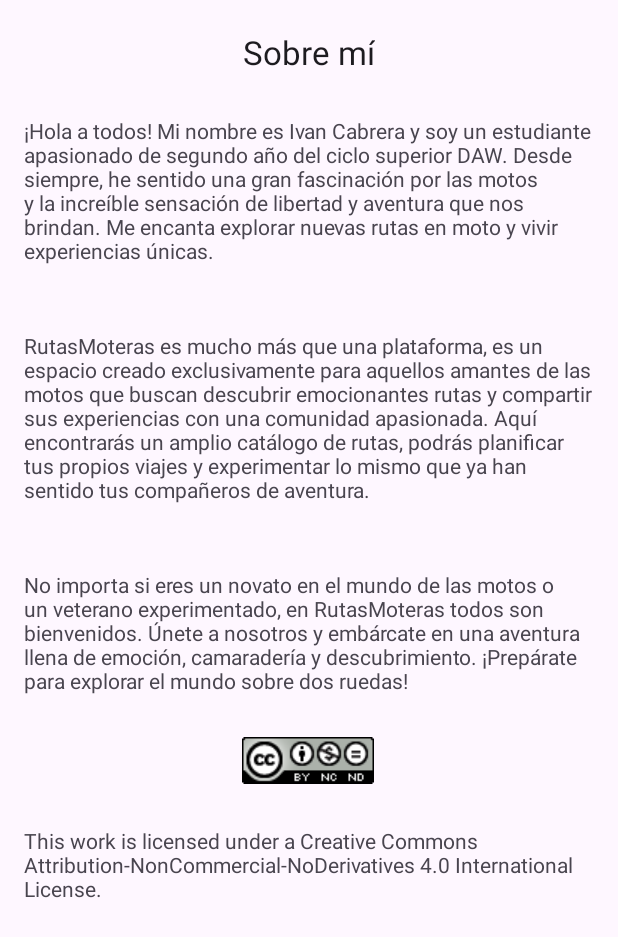
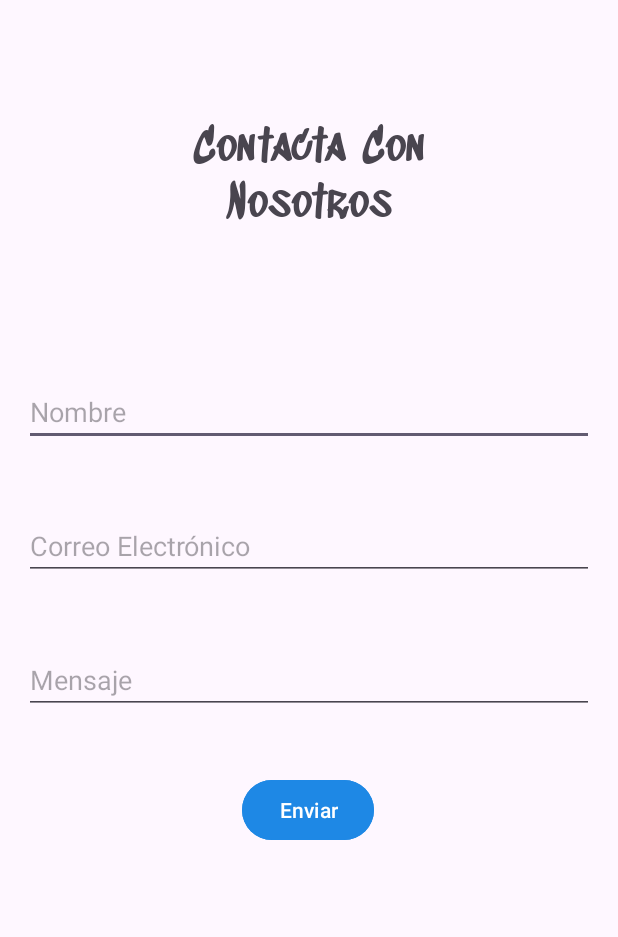
Before and after one commit to Theivan03/RutasMoterasApp, an Android app: the User screen opened directly, with no data from a screen before it, in the options menu, after a tap on "Contacta Con Nosotros", on a phone screen of 412 x 824 dp. Shown: the top 937 px of the screen. Run offline under Robolectric (Android 15) with nearby library versions, the phone set to English and light mode, and no system bars; pictures from the network do not load.

Commit message:
Pantalla de contacta con nosotros para usuarios y no usuarios

```diff
--- a/RutasMoterasApp/app/src/main/AndroidManifest.xml
+++ b/RutasMoterasApp/app/src/main/AndroidManifest.xml
@@ -15,6 +15,12 @@
         android:theme="@style/Theme.RutasMoterasApp"
         android:usesCleartextTraffic="true"
         tools:targetApi="31">
+        <activity
+            android:name=".ContactWithUsUsers"
+            android:exported="false" />
+        <activity
+            android:name=".ContactWithUs"
+            android:exported="false" />
         <activity
             android:name=".DetalleRuta2"
             android:exported="false" />
--- /dev/null
+++ b/RutasMoterasApp/app/src/main/java/com/RutasMoteras/rutasmoterasapp/ContactWithUs.java
@@ -0,0 +1,37 @@
+package com.RutasMoteras.rutasmoterasapp;
+
+import androidx.appcompat.app.AppCompatActivity;
+
+import android.os.Bundle;
+import android.view.View;
+import android.widget.Button;
+import android.widget.EditText;
+import android.widget.Toast;
+
+public class ContactWithUs extends AppCompatActivity {
+
+    @Override
+    protected void onCreate(Bundle savedInstanceState) {
+        super.onCreate(savedInstanceState);
+        setContentView(R.layout.activity_contact_with_us);
+
+        final EditText nameField = findViewById(R.id.name);
+        final EditText emailField = findViewById(R.id.email);
+        final EditText messageField = findViewById(R.id.message);
+        Button sendButton = findViewById(R.id.send);
+
+        sendButton.setOnClickListener(new View.OnClickListener() {
+            @Override
+            public void onClick(View view) {
+                // Aquí puedes agregar la lógica para manejar el envío de información
+                // Por ejemplo, enviar un correo electrónico o guardar en una base de datos
+                String name = nameField.getText().toString();
+                String email = emailField.getText().toString();
+                String message = messageField.getText().toString();
+
+                // Mostrar un mensaje de confirmación o proceder con la operación de envío
+                Toast.makeText(ContactWithUs.this, "Enviado", Toast.LENGTH_SHORT).show();
+            }
+        });
+    }
+}
--- a/RutasMoterasApp/app/src/main/java/com/RutasMoteras/rutasmoterasapp/User.java
+++ b/RutasMoterasApp/app/src/main/java/com/RutasMoteras/rutasmoterasapp/User.java
@@ -132,7 +132,7 @@ public class User extends AppCompatActivity implements AdapterView.OnItemClickLi
         }
 
         if(id == R.id.Contacta){
-            Intent intent = new Intent(User.this, Informacion.class);
+            Intent intent = new Intent(User.this, ContactWithUs.class);
             startActivity(intent);
             return true;
         }
--- /dev/null
+++ b/RutasMoterasApp/app/src/main/res/layout/activity_contact_with_us.xml
@@ -0,0 +1,74 @@
+<?xml version="1.0" encoding="utf-8"?>
+<androidx.constraintlayout.widget.ConstraintLayout xmlns:android="http://schemas.android.com/apk/res/android"
+    xmlns:app="http://schemas.android.com/apk/res-auto"
+    xmlns:tools="http://schemas.android.com/tools"
+    android:layout_width="match_parent"
+    android:layout_height="match_parent"
+    tools:context=".ContactWithUs">
+
+    <EditText
+        android:id="@+id/name"
+        android:layout_width="0dp"
+        android:layout_height="wrap_content"
+        android:layout_marginStart="16dp"
+        android:layout_marginTop="252dp"
+        android:layout_marginEnd="16dp"
+        android:hint="@string/name"
+        android:inputType="textPersonName"
+        app:layout_constraintEnd_toEndOf="parent"
+        app:layout_constraintHorizontal_bias="0.0"
+        app:layout_constraintStart_toStartOf="parent"
+        app:layout_constraintTop_toTopOf="parent"
+        app:layout_constraintVertical_chainStyle="packed" />
+
+    <Button
+        android:id="@+id/send"
+        android:layout_width="wrap_content"
+        android:layout_height="wrap_content"
+        android:layout_marginTop="40dp"
+        android:backgroundTint="#1E88E5"
+        android:text="@string/send"
+        app:layout_constraintEnd_toEndOf="@+id/message"
+        app:layout_constraintHorizontal_bias="0.498"
+        app:layout_constraintStart_toStartOf="@+id/message"
+        app:layout_constraintTop_toBottomOf="@+id/message" />
+
+    <EditText
+        android:id="@+id/email"
+        android:layout_width="0dp"
+        android:layout_height="wrap_content"
+        android:layout_marginTop="44dp"
+        android:hint="@string/email"
+        android:inputType="textEmailAddress"
+        app:layout_constraintEnd_toEndOf="@+id/name"
+        app:layout_constraintHorizontal_bias="0.0"
+        app:layout_constraintStart_toStartOf="@+id/name"
+        app:layout_constraintTop_toBottomOf="@+id/name" />
+
+    <EditText
+        android:id="@+id/message"
+        android:layout_width="0dp"
+        android:layout_height="wrap_content"
+        android:layout_marginTop="44dp"
+        android:hint="@string/message"
+        android:inputType="textMultiLine"
+        app:layout_constraintEnd_toEndOf="@+id/email"
+        app:layout_constraintHorizontal_bias="0.0"
+        app:layout_constraintStart_toStartOf="@+id/email"
+        app:layout_constraintTop_toBottomOf="@+id/email" />
+
+    <TextView
+        android:id="@+id/textView7"
+        android:layout_width="250dp"
+        android:layout_height="118dp"
+        android:layout_marginTop="32dp"
+        android:fontFamily="@font/sedgwickavedisplay_regular"
+        android:gravity="center"
+        android:text="@string/contacta"
+        android:textSize="30sp"
+        app:layout_constraintEnd_toEndOf="parent"
+        app:layout_constraintHorizontal_bias="0.496"
+        app:layout_constraintStart_toStartOf="parent"
+        app:layout_constraintTop_toTopOf="parent" />
+
+</androidx.constraintlayout.widget.ConstraintLayout>
--- a/RutasMoterasApp/app/src/main/res/values/strings.xml
+++ b/RutasMoterasApp/app/src/main/res/values/strings.xml
@@ -18,7 +18,6 @@
 
     <string name="logout">Cerrar Sesión</string>
     <string name="etitarUsu">Editar Usuario</string>
-    <string name="email">Email</string>
     <string name="contraseña">Contraseña</string>
     <string name="nombre">Nombre</string>
     <string name="apellidos">Apellidos</string>
@@ -41,6 +40,10 @@
     <string name="ErrorServidor">Ha habido un problema con el servidor, sentimos las molestias</string>
     <string name="visitar">Ver Usuario</string>
     <string name="addRuta">Crear Ruta</string>
+    <string name="name">Nombre</string>
+    <string name="email">Correo Electrónico</string>
+    <string name="message">Mensaje</string>
+    <string name="send">Enviar</string>
 
 
 </resources>
```
Also changed, not shown: RutasMoterasApp/app/src/main/java/com/RutasMoteras/rutasmoterasapp/ContactWithUsUsers.java (added, +32 -0 lines), RutasMoterasApp/app/src/main/res/layout/activity_contact_with_us_users.xml (added, +63 -0 lines), 1 other file.
